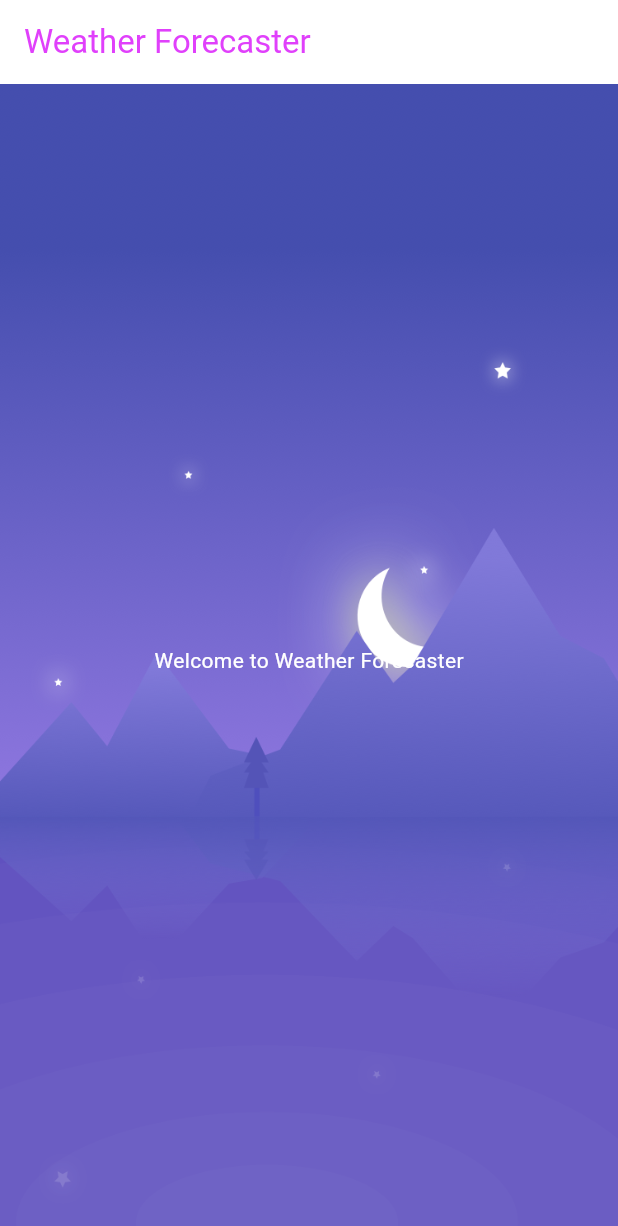
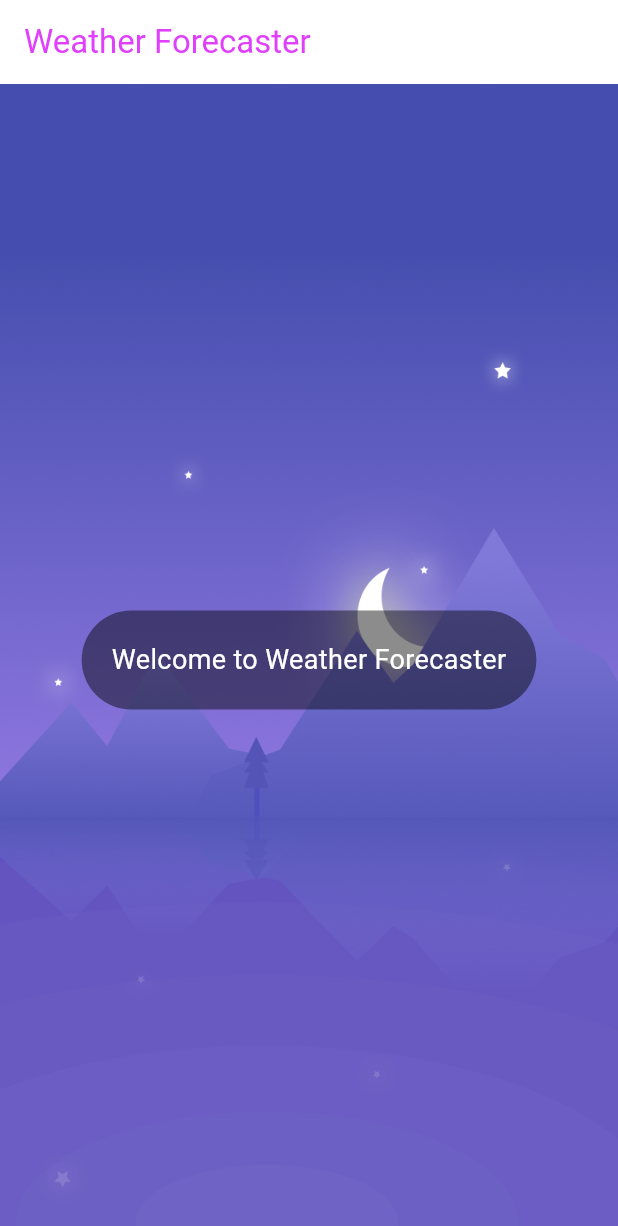
Before and after one commit to Mustafa-Mx/weather_app, a Flutter app: the screen it shows after launch, on a phone screen of 412 x 824 dp. Shown: the top 1226 px of the screen. Run offline on Flutter 3.47's test engine with Material 3 defaults, Android fonts, the phone set to English and light mode, and no system bars.

Commit message:
New UI based on Source 2

```diff
--- a/lib/main.dart
+++ b/lib/main.dart
@@ -1,4 +1,5 @@
 import 'package:flutter/material.dart';
+import 'screens/homescreen.dart';
 
 void main() {
   runApp(const WeatherApp());
@@ -10,26 +11,7 @@ class WeatherApp extends StatelessWidget {
   @override
   Widget build(BuildContext context) {
     return MaterialApp(
-      home: Scaffold(
-        appBar: AppBar(
-          title: Text(
-            "Weather Forecaster",
-            style: TextStyle(color: Colors.purpleAccent),
-          ),
-          backgroundColor: Colors.white,
-        ),
-        body: Container(
-          decoration: BoxDecoration(
-              image: DecorationImage(
-                  image: AssetImage("assets/images/night.png"),
-                  fit: BoxFit.fill)),
-          child: const Center(
-              child: Text(
-            "Welcome to Weather Forecaster",
-            style: TextStyle(color: Colors.white),
-          )),
-        ),
-      ),
+      home: HomeScreen(),
     );
   }
 }
--- /dev/null
+++ b/lib/screens/homescreen.dart
@@ -0,0 +1,39 @@
+import 'package:flutter/material.dart';
+
+class HomeScreen extends StatelessWidget {
+  const HomeScreen({super.key});
+
+  @override
+  Widget build(BuildContext context) {
+    return MaterialApp(
+      home: Scaffold(
+        appBar: AppBar(
+          title: Text(
+            "Weather Forecaster",
+            style: TextStyle(color: Colors.purpleAccent),
+          ),
+          backgroundColor: Colors.white,
+        ),
+        body: Container(
+            decoration: BoxDecoration(
+                image: DecorationImage(
+                    image: AssetImage("assets/images/night.png"),
+                    fit: BoxFit.fill)),
+            child: Center(
+              child: Container(
+                  padding: EdgeInsets.all(20),
+                  decoration: BoxDecoration(
+                      borderRadius: BorderRadius.all(Radius.circular(44)),
+                      color: Colors.black45),
+                  child: Text(
+                    "Welcome to Weather Forecaster",
+                    style: TextStyle(
+                      color: Colors.white,
+                      fontSize: 18,
+                    ),
+                  )),
+            )),
+      ),
+    );
+  }
+}
```
